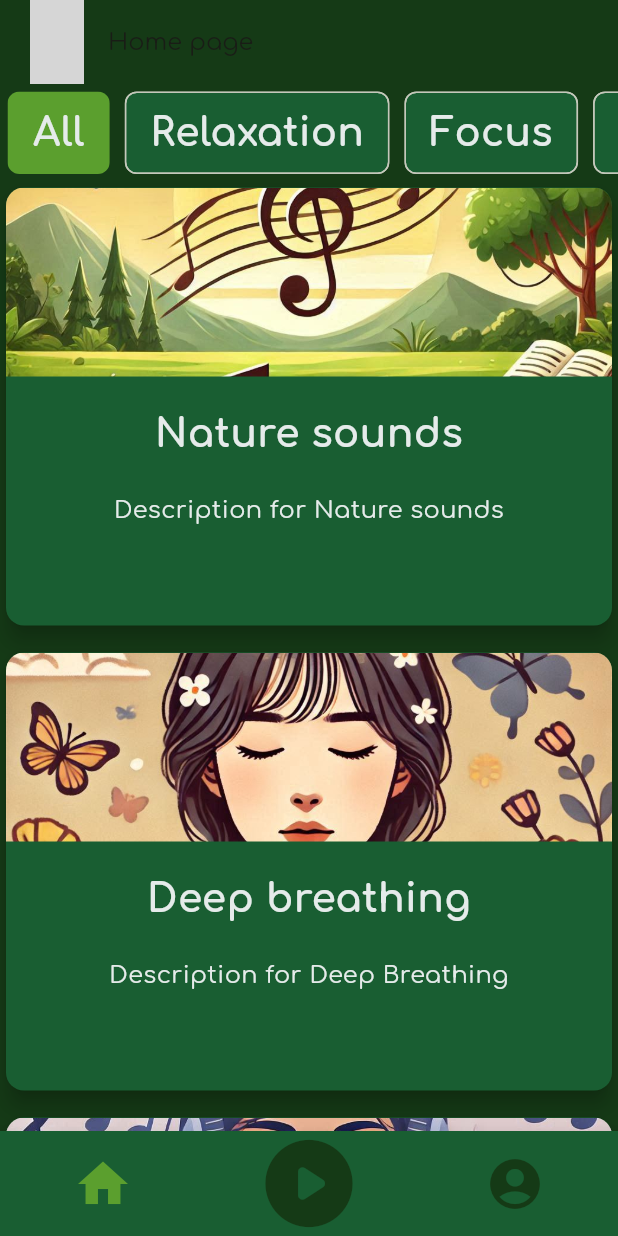
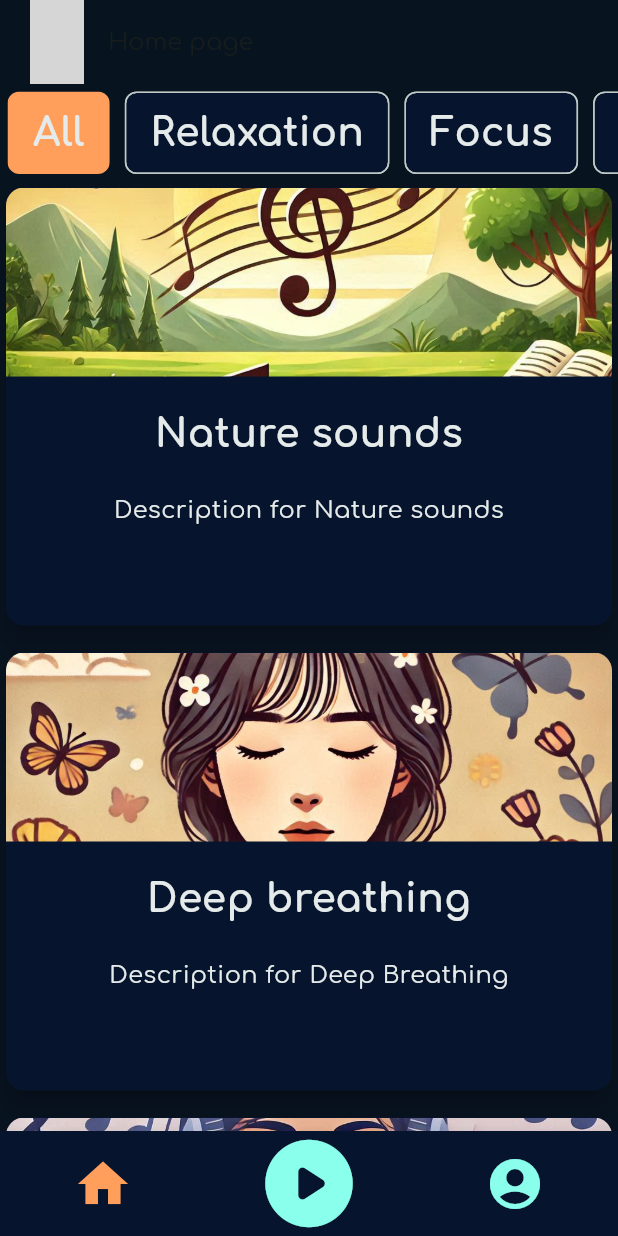
Before and after one commit to turdigicode/flutter_duo_practice, a Flutter app: the screen it shows after launch, on a phone screen of 412 x 824 dp. Run offline on Flutter 3.47's test engine with Material 3 defaults, Android fonts, the phone set to English and light mode, and no system bars; network calls fail; grey boxes are pictures that could not be loaded.

Commit message:
[MA-10] Color constants changing

```diff
--- a/lib/constants/app_colors.dart
+++ b/lib/constants/app_colors.dart
@@ -1,9 +1,10 @@
 import 'package:flutter/material.dart';
 
 class AppColors {
-  static const Color primary = Color(0xFF195E32);
-  static const Color secondary = Color(0xFF5B9F2E);
-  static const Color background = Color(0xFF153A16);
+  static const Color secondaryBackground = Color(0xFF06142D);
+  static const Color highlight = Color(0xFF8AFFEB);
+  static const Color primaryBackground = Color(0xFF081320);
+  static const Color accent = Color(0xFFFF9F5B );
   static const Color text = Color(0xFFE5EBEA);
   static const Color secondaryText = Color(0xFF112113);
   static const Color error = Color(0xFFD32C16);
--- a/lib/constants/app_routes.dart
+++ b/lib/constants/app_routes.dart
@@ -1,6 +1,7 @@
 import 'package:flutter/material.dart';
 
 import '../main.dart';
+import '../screens/auth_screens/landing_screen.dart';
 import '../screens/home/home.dart';
 import '../screens/home/models/sub_category.dart';
 import '../screens/player/player.dart';
@@ -13,6 +14,7 @@ class AppRoutes {
   static const String player = "/player";
   static const String profile = "/profile";
   static const String subCategoryDetails = "/subCategoryDetails";
+  static const String landingScreen = "/landingScreen";
 
   static MaterialPageRoute? onGenerateRoute(RouteSettings settings) {
     return MaterialPageRoute(
@@ -26,6 +28,8 @@ class AppRoutes {
               return const Player();
             case profile:
               return const Profile();
+            case landingScreen:
+              return const LandingScreen();
             case subCategoryDetails:
               final subCategory = settings.arguments as SubCategory;
               return SubCategoryDetails(subCategory: subCategory);
--- a/lib/constants/app_text_styles.dart
+++ b/lib/constants/app_text_styles.dart
@@ -2,7 +2,6 @@ import 'package:flutter/material.dart';
 import 'package:flutter_duo_practice/constants/app_fonts.dart';
 import 'app_colors.dart';
 import 'app_font_sizes.dart';
-import 'app_fonts.dart';
 
 class AppTextStyles {
   static const TextStyle _base = TextStyle(
--- a/lib/main.dart
+++ b/lib/main.dart
@@ -2,7 +2,6 @@ import 'package:flutter/material.dart';
 import 'package:flutter_duo_practice/constants/app_text_styles.dart';
 import '../constants/app_colors.dart';
 import '../constants/app_routes.dart';
-import '../constants/fonts_constants.dart';
 import '../screens/home/home.dart';
 import '../screens/player/player.dart';
 import '../screens/profile/profile.dart';
@@ -21,8 +20,8 @@ class MyApp extends StatelessWidget {
       theme: ThemeData(
         textTheme: TextTheme(titleLarge: AppTextStyles.body),
         colorScheme: ColorScheme.fromSeed(
-            seedColor: AppColors.secondary,
-            surface: AppColors.background
+            seedColor: AppColors.highlight,
+            surface: AppColors.primaryBackground
         ),
         useMaterial3: true,
       ),
@@ -67,7 +66,7 @@ class _MainPageState extends State<MainPage> {
       bottomNavigationBar: BottomNavigationBar(
         unselectedFontSize: 0,
         selectedFontSize: 0,
-        backgroundColor: AppColors.primary,
+        backgroundColor: AppColors.secondaryBackground,
         items: const <BottomNavigationBarItem>[
           BottomNavigationBarItem(
               icon: Icon(Icons.home, size: 40),
@@ -83,8 +82,8 @@ class _MainPageState extends State<MainPage> {
           ),
         ],
         currentIndex: _selectedIndex,
-        selectedItemColor: AppColors.secondary,
-        unselectedItemColor: AppColors.background,
+        selectedItemColor: AppColors.accent,
+        unselectedItemColor: AppColors.highlight,
         onTap: _onItemTapped,
       ),
     );
--- a/lib/screens/auth_screens/landing_screen.dart
+++ b/lib/screens/auth_screens/landing_screen.dart
@@ -20,10 +20,10 @@ class _LandingScreenState extends State<LandingScreen> {
   Widget build(BuildContext context) {
     return Scaffold(
       appBar: AppBar(
-        backgroundColor: AppColors.primary,
-        title: Text("Вітаємо", style: AppTextStyles.title),
+        backgroundColor: AppColors.secondaryBackground,
+        title: Text("Вітаємо", style: AppTextStyles.title), centerTitle: true,
       ),
-      backgroundColor: AppColors.background,
+      backgroundColor: AppColors.primaryBackground,
       body: Center(
         child: Column(
           mainAxisAlignment: MainAxisAlignment.center,
--- a/lib/screens/auth_screens/login_screen.dart
+++ b/lib/screens/auth_screens/login_screen.dart
@@ -18,10 +18,10 @@ class _LoginScreenState extends State<LoginScreen> {
   Widget build(BuildContext context) {
     return Scaffold(
       appBar: AppBar(
-        backgroundColor: AppColors.primary,
-        title: Text("Увійти", style: AppTextStyles.title),
+        backgroundColor: AppColors.secondaryBackground,
+        title: Text("Увійти", style: AppTextStyles.title), centerTitle: true,
       ),
-      backgroundColor: AppColors.background,
+      backgroundColor: AppColors.primaryBackground,
       body: Center(
         child: Column(
           mainAxisAlignment: MainAxisAlignment.center,
--- a/lib/screens/auth_screens/registration_screen.dart
+++ b/lib/screens/auth_screens/registration_screen.dart
@@ -19,10 +19,10 @@ class _RegistrationScreenState extends State<RegistrationScreen> {
   Widget build(BuildContext context) {
     return Scaffold(
       appBar: AppBar(
-        backgroundColor: AppColors.primary,
-        title: Text("Зареєструватися", style: AppTextStyles.title),
+        backgroundColor: AppColors.secondaryBackground,
+        title: Text("Зареєструватися", style: AppTextStyles.title), centerTitle: true,
       ),
-      backgroundColor: AppColors.background,
+      backgroundColor: AppColors.primaryBackground,
       body: Center(
         child: Column(
           mainAxisAlignment: MainAxisAlignment.center,
--- a/lib/screens/home/home.dart
+++ b/lib/screens/home/home.dart
@@ -45,13 +45,13 @@ class _HomeState extends State<Home> {
     return Scaffold(
         appBar: AppBar(
           title: Text(_titleText),
-          backgroundColor: AppColors.background,
+          backgroundColor: AppColors.primaryBackground,
           leading: Padding(
             padding: const EdgeInsets.only(left: 20),
             child: Image.network(profileImageSrc),
           ),
         ),
-        backgroundColor: AppColors.background,
+        backgroundColor: AppColors.primaryBackground,
         body: Column(
           crossAxisAlignment: CrossAxisAlignment.center,
           children: [
@@ -90,8 +90,8 @@ class MainCategoriesChips extends StatelessWidget {
               label: Text(mainCategory.name),
               labelStyle: AppTextStyles.title,
               showCheckmark: false,
-              backgroundColor: AppColors.primary,
-              selectedColor: AppColors.secondary,
+              backgroundColor: AppColors.secondaryBackground,
+              selectedColor: AppColors.accent,
               selected: selectedCategory == mainCategory.name,
               onSelected: (bool selected) {
                 onCategorySelected(mainCategory.name);
@@ -127,7 +127,7 @@ class SubCategoriesGridView extends StatelessWidget {
             },
             child: Card(
               elevation: 6,
-              color: AppColors.primary,
+              color: AppColors.secondaryBackground,
               child: Padding(
                 padding: const EdgeInsets.all(0),
                 child: Column(
--- a/lib/screens/player/player.dart
+++ b/lib/screens/player/player.dart
@@ -18,7 +18,7 @@ class Player extends StatelessWidget {
             },
             icon: const Icon(Icons.arrow_back)),
       ),
-      backgroundColor: AppColors.primary,
+      backgroundColor: AppColors.secondaryBackground,
       body: const Center(
           child: Column(
             mainAxisAlignment: MainAxisAlignment.center,
--- a/lib/screens/profile/profile.dart
+++ b/lib/screens/profile/profile.dart
@@ -13,7 +13,7 @@ class Profile extends StatelessWidget {
           child: Text("Profile page"),
         )
       ),
-      backgroundColor: AppColors.primary,
+      backgroundColor: AppColors.secondaryBackground,
       body: const Center(
         child: Text("Profile page"),
       ),
```
Also changed, not shown: lib/constants/app_button_styles.dart (+4 -4 lines), lib/constants/app_form_styles.dart (+4 -4 lines), lib/screens/sub_category_details/sub_category_details.dart (+4 -4 lines).
